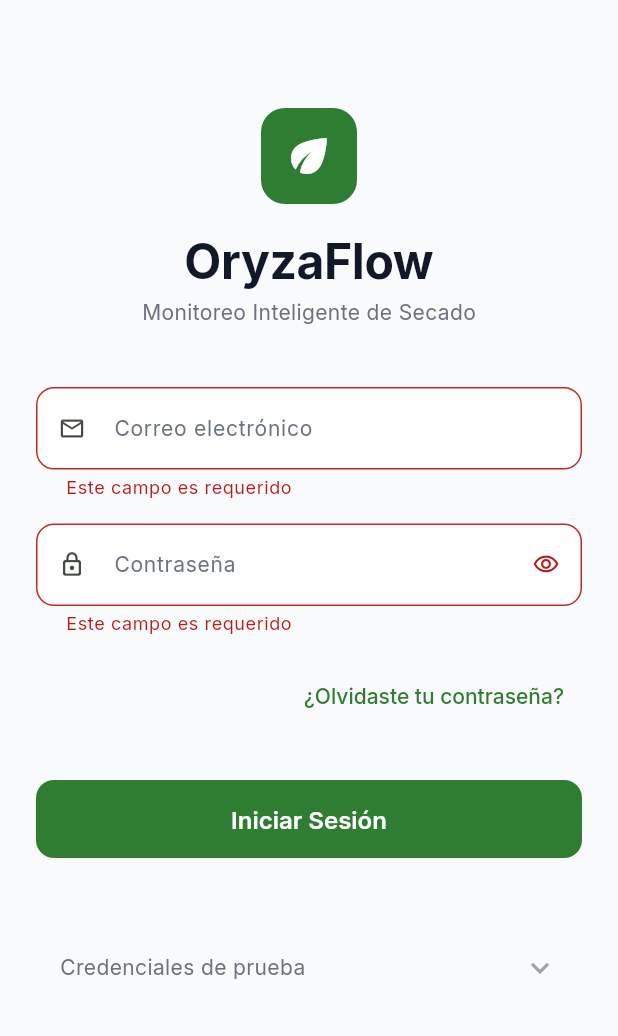
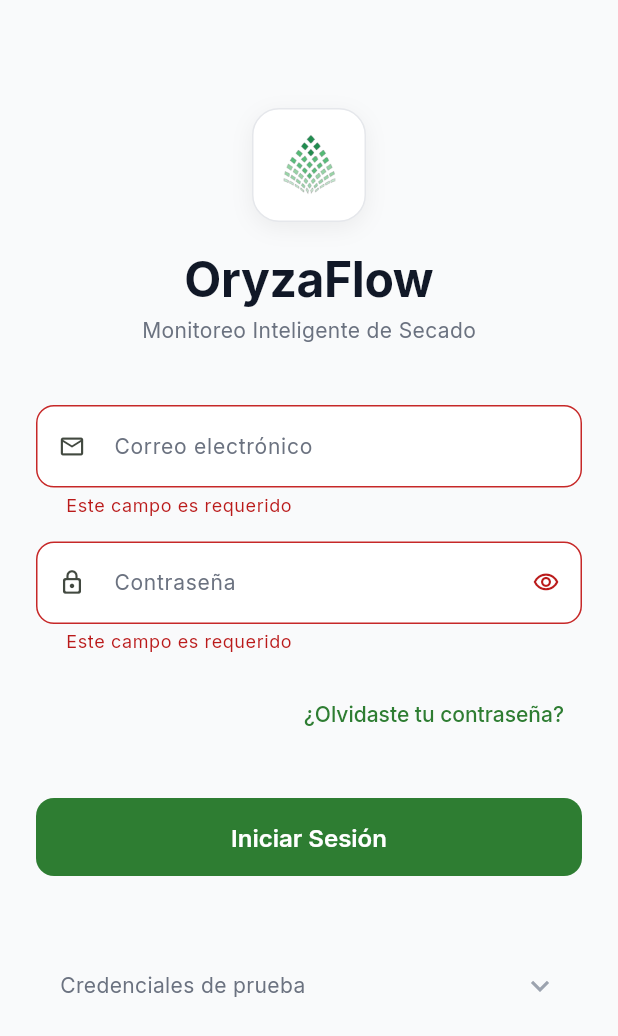
Before and after one commit to TP202610050-tesis-upc/oryzaflow_mobile, a Flutter app: the screen it shows after launch, after a tap on "Iniciar Sesión", on a phone screen of 412 x 824 dp. Shown: the top 1036 px of the screen. Run offline on Flutter 3.47's test engine with Material 3 defaults, Android fonts, the phone set to English and light mode, and no system bars; our stand-ins replace dio, equatable, fl_chart, flutter_secure_storage, get_it, go_router and 6 more; accounts and stored records are empty.

Commit message:
feat(mobile): unify startup splash and use OryzaFlow logo

```diff
--- a/lib/screens/auth/login_screen.dart
+++ b/lib/screens/auth/login_screen.dart
@@ -95,14 +95,25 @@ class _LoginScreenState extends State<LoginScreen> {
     return Column(
       children: [
         Container(
-          width: 64,
-          height: 64,
+          width: 76,
+          height: 76,
+          padding: const EdgeInsets.all(12),
           decoration: BoxDecoration(
-            color: AppColors.verde,
-            borderRadius: BorderRadius.circular(16),
+            color: Colors.white,
+            borderRadius: BorderRadius.circular(18),
+            border: Border.all(color: AppColors.borde),
+            boxShadow: [
+              BoxShadow(
+                color: Colors.black.withAlpha(15),
+                blurRadius: 12,
+                offset: const Offset(0, 4),
+              ),
+            ],
           ),
-          child:
-              const Icon(Icons.eco_rounded, size: 36, color: Colors.white),
+          child: Image.asset(
+            'assets/images/oryzaflow-logo.png',
+            fit: BoxFit.contain,
+          ),
         ),
         const SizedBox(height: 20),
         Text(AppStrings.appNombre,
--- a/lib/screens/auth/splash_screen.dart
+++ b/lib/screens/auth/splash_screen.dart
@@ -29,14 +29,17 @@ class _SplashScreenState extends State<SplashScreen> {
           mainAxisAlignment: MainAxisAlignment.center,
           children: [
             Container(
-              width: 80,
-              height: 80,
+              width: 104,
+              height: 104,
+              padding: const EdgeInsets.all(18),
               decoration: BoxDecoration(
-                color: Colors.white.withAlpha(30),
-                borderRadius: BorderRadius.circular(20),
+                color: Colors.white,
+                borderRadius: BorderRadius.circular(26),
               ),
-              child: const Icon(Icons.eco_rounded,
-                  size: 48, color: Colors.white),
+              child: Image.asset(
+                'assets/images/oryzaflow-logo.png',
+                fit: BoxFit.contain,
+              ),
             ),
             const SizedBox(height: 24),
             Text(
```
Also changed, not shown: pubspec.yaml (+14 -0 lines), assets/icon/splash_logo.png (added), assets/images/oryzaflow-logo.png (added), pubspec.lock, 45 other files.
